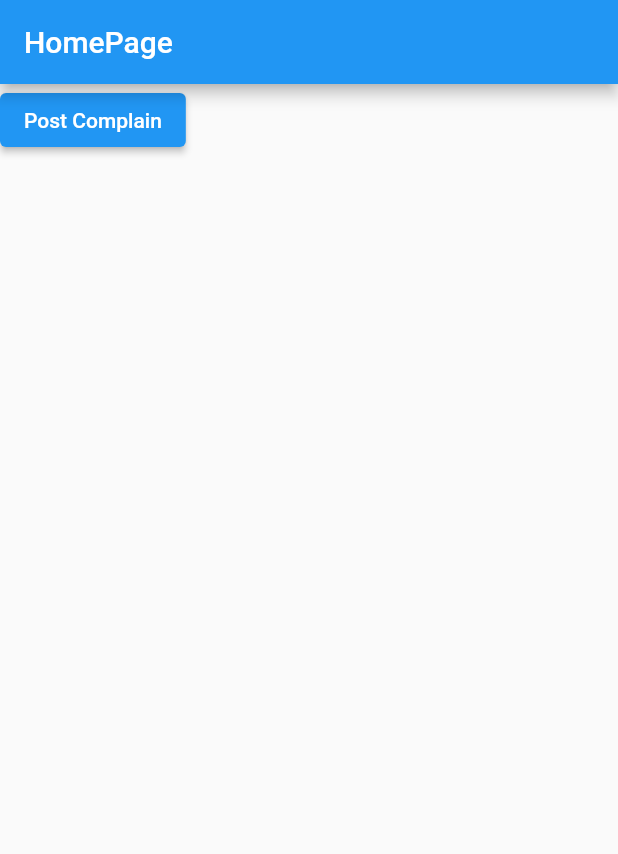
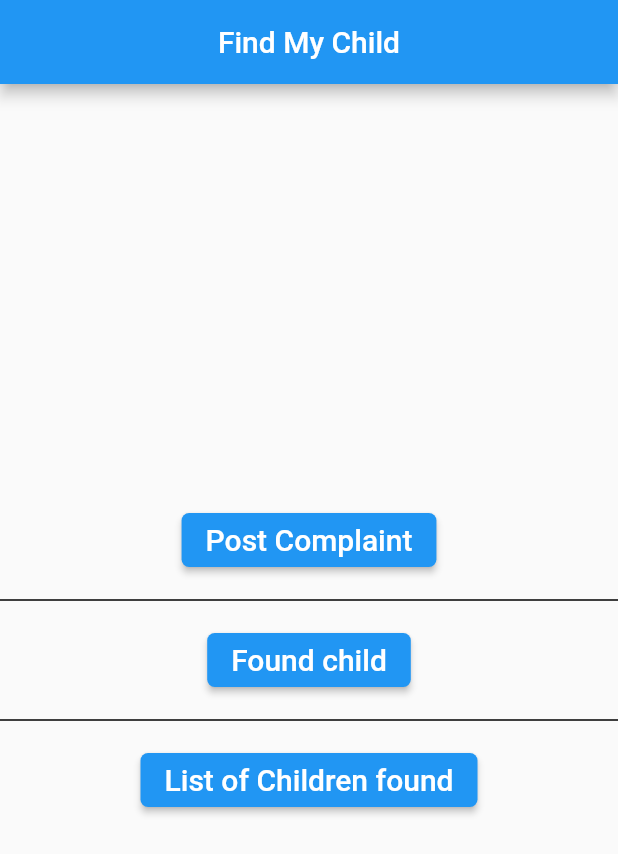
Before and after one commit to EnigmaEnforcers/App, a Flutter app: the screen it shows after launch, on a phone screen of 412 x 824 dp. Shown: the top 854 px of the screen. Run offline on Flutter 3.47's test engine with Material 2 defaults, Android fonts, the phone set to English and light mode, and no system bars; our stand-ins replace image_picker.

Commit message:
Button changes

```diff
--- a/lib/screens/homepage.dart
+++ b/lib/screens/homepage.dart
@@ -1,4 +1,4 @@
-import 'package:child_finder/screens/postcomplain.dart';
+import 'package:child_finder/screens/postcomplaint.dart';
 import 'package:flutter/material.dart';
 
 class HomePage extends StatefulWidget {
@@ -13,17 +13,80 @@ class _HomePageState extends State<HomePage> {
   Widget build(BuildContext context) {
     return Scaffold(
       appBar: AppBar(
-        centerTitle: false,
-        title: const Text('HomePage'),
+        centerTitle: true,
+        title: const Text('Find My Child'),
       ),
-      body: ElevatedButton(
-        onPressed: () {
-          Navigator.push(
-            context,
-            MaterialPageRoute(builder: (context) => const PostComplain()),
-          );
-        },
-        child: const Text("Post Complain"),
+      body: Center(
+        child: Column(
+          mainAxisAlignment: MainAxisAlignment.center,
+          children: [
+            Padding(
+              padding: const EdgeInsets.all(8.0),
+              child: ElevatedButton(
+                onLongPress: () {
+                  AlertDialog(
+                  );
+                },
+                style: ButtonStyle(
+                    shape: MaterialStatePropertyAll(RoundedRectangleBorder(
+                        borderRadius: BorderRadius.circular(5)))),
+                onPressed: () {
+                  Navigator.push(
+                    context,
+                    MaterialPageRoute(
+                        builder: (context) => const PostComplain()),
+                  );
+                },
+                child: const Text(
+                  "Post Complaint",
+                  style: TextStyle(fontSize: 20),
+                ),
+              ),
+            ),
+            const Divider(
+              thickness: 1,
+              color: Colors.black,
+            ),
+            Padding(
+              padding: const EdgeInsets.all(8.0),
+              child: ElevatedButton(
+                style: ButtonStyle(
+                    shape: MaterialStatePropertyAll(RoundedRectangleBorder(
+                        borderRadius: BorderRadius.circular(5)))),
+                onPressed: () {
+                  Navigator.push(
+                    context,
+                    MaterialPageRoute(
+                        builder: (context) => const PostComplain()),
+                  );
+                },
+                child:
+                    const Text("Found child", style: TextStyle(fontSize: 20)),
+              ),
+            ),
+            const Divider(
+              thickness: 1,
+              color: Colors.black,
+            ),
+            Padding(
+              padding: const EdgeInsets.all(8.0),
+              child: ElevatedButton(
+                style: ButtonStyle(
+                    shape: MaterialStatePropertyAll(RoundedRectangleBorder(
+                        borderRadius: BorderRadius.circular(5)))),
+                onPressed: () {
+                  Navigator.push(
+                    context,
+                    MaterialPageRoute(
+                        builder: (context) => const PostComplain()),
+                  );
+                },
+                child: const Text("List of Children found",
+                    style: TextStyle(fontSize: 20)),
+              ),
+            ),
+          ],
+        ),
       ),
     );
   }
```
Also changed, not shown: lib/screens/allchildren.dart (added, +15 -0 lines), lib/screens/postcomplaint.dart (renamed from lib/screens/postcomplain.dart).
